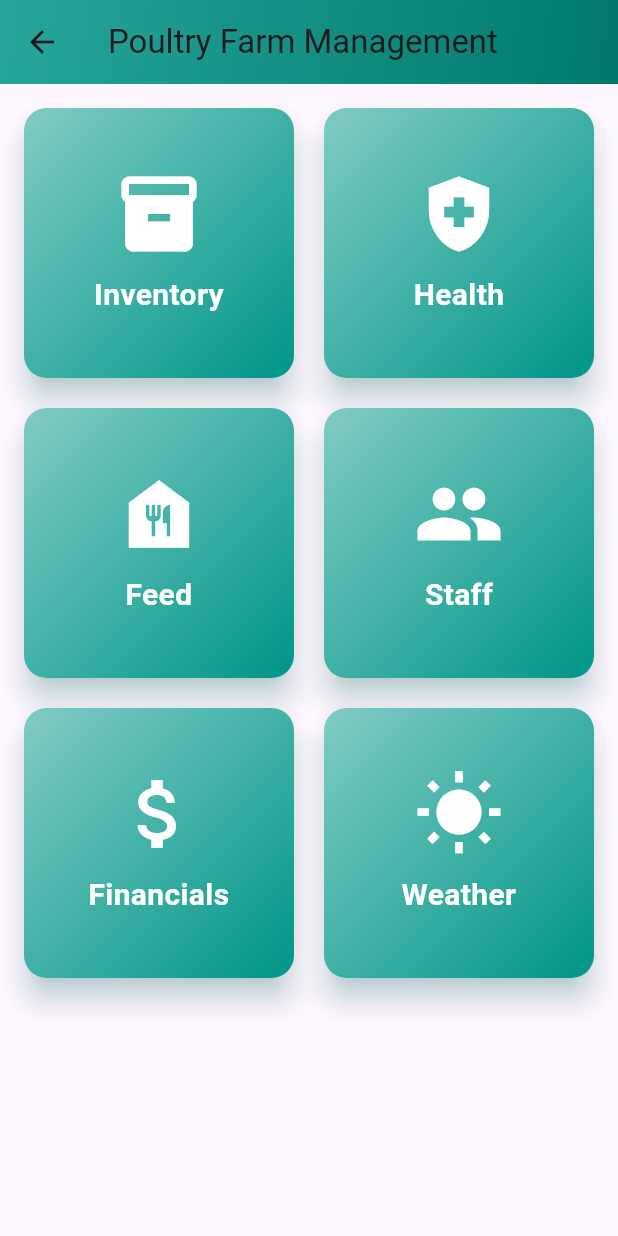
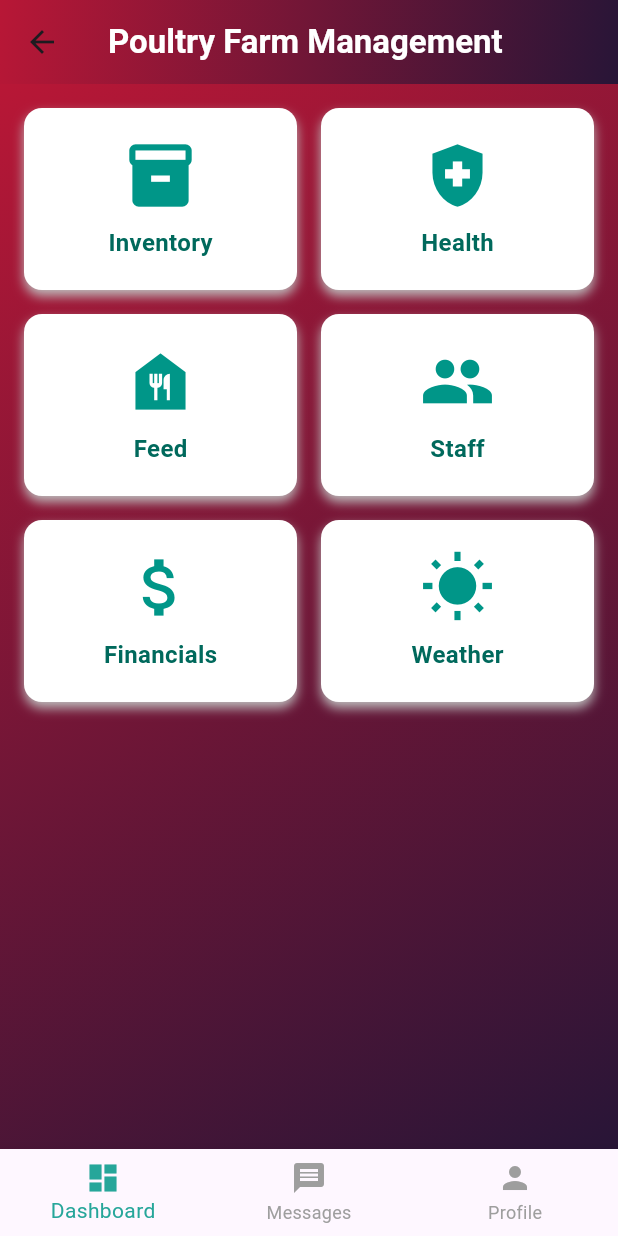
Before and after one commit to Mphare1/poultry_farm_app, a Flutter app: the DashboardScreen screen opened by its route, on a phone screen of 412 x 824 dp. Run offline on Flutter 3.47's test engine with Material 3 defaults, Android fonts, the phone set to English and light mode, and no system bars.

```diff
--- a/poultry_farm_app/lib/screens/dashboard_screen.dart
+++ b/poultry_farm_app/lib/screens/dashboard_screen.dart
@@ -1,7 +1,77 @@
 import 'package:flutter/material.dart';
 import '../widgets/dashboard_item.dart';
 
-class DashboardScreen extends StatelessWidget {
+class DashboardScreen extends StatefulWidget {
+  @override
+  _DashboardScreenState createState() => _DashboardScreenState();
+}
+
+class _DashboardScreenState extends State<DashboardScreen> {
+  int _selectedIndex = 0;
+
+  final List<Widget> _pages = [
+    DashboardScreenContent(), // Home (Dashboard)
+    MessagesScreen(), // Messages
+    ProfileScreen(), // Profile
+  ];
+
+  void _onItemTapped(int index) {
+    setState(() {
+      _selectedIndex = index;
+    });
+  }
+
+  @override
+  Widget build(BuildContext context) {
+    return Scaffold(
+      appBar: AppBar(
+        title: Text(
+          'Poultry Farm Management',
+          style: TextStyle(
+            color: Colors.white,
+            fontSize: 22,
+            fontWeight: FontWeight.w600,
+          ),
+        ),
+        elevation: 6,
+        backgroundColor: Colors.transparent,
+        flexibleSpace: Container(
+          decoration: BoxDecoration(
+            gradient: LinearGradient(
+              colors: [Color(0xffB81736), Color(0xff281537)],
+              begin: Alignment.topLeft,
+              end: Alignment.bottomRight,
+            ),
+          ),
+        ),
+      ),
+      body: _pages[_selectedIndex],
+      bottomNavigationBar: BottomNavigationBar(
+        items: const <BottomNavigationBarItem>[
+          BottomNavigationBarItem(
+            icon: Icon(Icons.dashboard),
+            label: 'Dashboard',
+          ),
+          BottomNavigationBarItem(
+            icon: Icon(Icons.message),
+            label: 'Messages',
+          ),
+          BottomNavigationBarItem(
+            icon: Icon(Icons.person),
+            label: 'Profile',
+          ),
+        ],
+        currentIndex: _selectedIndex,
+        selectedItemColor: Colors.teal.shade400,
+        unselectedItemColor: Colors.grey,
+        onTap: _onItemTapped,
+      ),
+    );
+  }
+}
+
+// Separate Widget for the Dashboard Content
+class DashboardScreenContent extends StatelessWidget {
   final List<Map<String, dynamic>> dashboardItems = [
     {'title': 'Inventory', 'icon': Icons.inventory, 'route': '/inventory'},
     {'title': 'Health', 'icon': Icons.health_and_safety, 'route': '/health'},
@@ -13,27 +83,23 @@ class DashboardScreen extends StatelessWidget {
 
   @override
   Widget build(BuildContext context) {
-    return Scaffold(
-      appBar: AppBar(
-        title: Text('Poultry Farm Management'),
-        flexibleSpace: Container(
-          decoration: BoxDecoration(
-            gradient: LinearGradient(
-              colors: [Colors.teal.shade400, Colors.teal.shade700],
-              begin: Alignment.topLeft,
-              end: Alignment.bottomRight,
-            ),
-          ),
+    return Container(
+      decoration: BoxDecoration(
+        gradient: LinearGradient(
+          colors: [Color(0xffB81736), Color(0xff281537)],
+          begin: Alignment.topLeft,
+          end: Alignment.bottomRight,
         ),
       ),
-      body: Padding(
-        padding: const EdgeInsets.all(12.0),
+      child: Padding(
+        padding: const EdgeInsets.all(16.0),
         child: GridView.builder(
           itemCount: dashboardItems.length,
           gridDelegate: SliverGridDelegateWithFixedCrossAxisCount(
             crossAxisCount: 2,
-            crossAxisSpacing: 12,
-            mainAxisSpacing: 12,
+            crossAxisSpacing: 16,
+            mainAxisSpacing: 16,
+            childAspectRatio: 1.5,
           ),
           itemBuilder: (context, index) {
             return DashboardItem(
@@ -47,3 +113,18 @@ class DashboardScreen extends StatelessWidget {
     );
   }
 }
+
+// Placeholder screens for navigation
+class MessagesScreen extends StatelessWidget {
+  @override
+  Widget build(BuildContext context) {
+    return Center(child: Text('Messages Screen'));
+  }
+}
+
+class ProfileScreen extends StatelessWidget {
+  @override
+  Widget build(BuildContext context) {
+    return Center(child: Text('Profile Screen'));
+  }
+}
--- a/poultry_farm_app/lib/widgets/dashboard_item.dart
+++ b/poultry_farm_app/lib/widgets/dashboard_item.dart
@@ -5,7 +5,12 @@ class DashboardItem extends StatelessWidget {
   final IconData icon;
   final String route;
 
-  DashboardItem({required this.title, required this.icon, required this.route});
+  const DashboardItem({
+    Key? key,
+    required this.title,
+    required this.icon,
+    required this.route,
+  }) : super(key: key);
 
   @override
   Widget build(BuildContext context) {
@@ -13,39 +18,38 @@ class DashboardItem extends StatelessWidget {
       onTap: () {
         Navigator.pushNamed(context, route);
       },
-      child: Card(
-        shape: RoundedRectangleBorder(
-          borderRadius: BorderRadius.circular(15),
-        ),
-        elevation: 8,
-        shadowColor: Colors.teal.withOpacity(0.5),
       child: Container(
         decoration: BoxDecoration(
-            gradient: LinearGradient(
-              colors: [Colors.teal.shade200, Colors.teal.shade500],
-              begin: Alignment.topLeft,
-              end: Alignment.bottomRight,
+          color: Colors.white,
+          borderRadius: BorderRadius.circular(12),
+          boxShadow: [
+            BoxShadow(
+              color: Colors.grey.shade400,
+              offset: Offset(0, 4),
+              blurRadius: 6,
             ),
-            borderRadius: BorderRadius.circular(15),
+          ],
         ),
         child: Column(
           mainAxisAlignment: MainAxisAlignment.center,
           children: [
-              Icon(icon, size: 60, color: Colors.white),
-              SizedBox(height: 10),
+            Icon(
+              icon,
+              size: 50,
+              color: Colors.teal,
+            ),
+            SizedBox(height: 8),
             Text(
               title,
-                textAlign: TextAlign.center,
               style: TextStyle(
-                  fontSize: 20,
+                fontSize: 16,
                 fontWeight: FontWeight.bold,
-                  color: Colors.white,
+                color: Colors.teal.shade800,
               ),
             ),
           ],
         ),
       ),
-      ),
     );
   }
 }
```
Also changed, not shown: poultry_farm_app/lib/registration_screen.dart (+55 -4 lines), 6 other files. Lines whose indentation alone changed are shown as unchanged.
